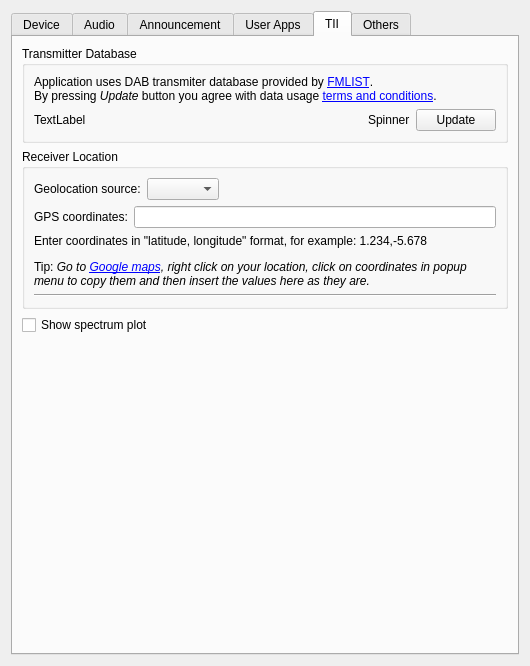
KejPi/AbracaDABra, file gui/setupdialog.ui: the form before one commit.
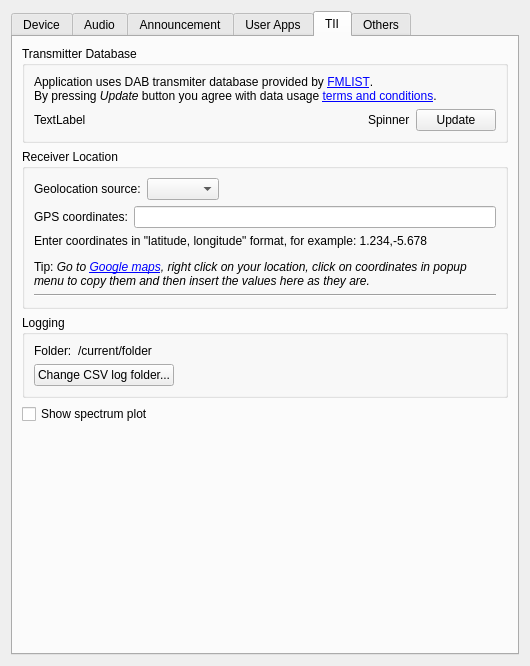
The form after the commit. The open tabs and pages were chosen to show the change. Custom widgets are drawn as their Qt base class.

Patch:
```diff
--- a/gui/setupdialog.ui
+++ b/gui/setupdialog.ui
@@ -1652,7 +1652,7 @@
       <attribute name="title">
        <string>TII</string>
       </attribute>
-      <layout class="QVBoxLayout" name="verticalLayout_19">
+      <layout class="QVBoxLayout" name="verticalLayout_21">
        <item>
         <widget class="QGroupBox" name="groupBox">
          <property name="title">
@@ -1873,6 +1873,69 @@
          </layout>
         </widget>
        </item>
+       <item>
+        <widget class="QGroupBox" name="groupBox_2">
+         <property name="title">
+          <string>Logging</string>
+         </property>
+         <layout class="QVBoxLayout" name="verticalLayout_19">
+          <item>
+           <layout class="QGridLayout" name="gridLayout_11">
+            <item row="1" column="0">
+             <widget class="QPushButton" name="tiiLogFolderButton">
+              <property name="text">
+               <string>Change CSV log folder...</string>
+              </property>
+             </widget>
+            </item>
+            <item row="1" column="1">
+             <spacer name="horizontalSpacer_14">
+              <property name="orientation">
+               <enum>Qt::Orientation::Horizontal</enum>
+              </property>
+              <property name="sizeHint" stdset="0">
+               <size>
+                <width>40</width>
+                <height>20</height>
+               </size>
+              </property>
+             </spacer>
+            </item>
+            <item row="0" column="0" colspan="2">
+             <layout class="QHBoxLayout" name="horizontalLayout_23">
+              <item>
+               <widget class="QLabel" name="label_5">
+                <property name="sizePolicy">
+                 <sizepolicy hsizetype="Minimum" vsizetype="Preferred">
+                  <horstretch>0</horstretch>
+                  <verstretch>0</verstretch>
+                 </sizepolicy>
+                </property>
+                <property name="text">
+                 <string>Folder:</string>
+                </property>
+               </widget>
+              </item>
+              <item>
+               <widget class="ElidedLabel" name="tiiLogFolderLabel">
+                <property name="sizePolicy">
+                 <sizepolicy hsizetype="Expanding" vsizetype="Preferred">
+                  <horstretch>0</horstretch>
+                  <verstretch>0</verstretch>
+                 </sizepolicy>
+                </property>
+                <property name="text">
+                 <string notr="true">/current/folder</string>
+                </property>
+               </widget>
+              </item>
+             </layout>
+            </item>
+           </layout>
+          </item>
+         </layout>
+        </widget>
+       </item>
        <item>
         <widget class="QCheckBox" name="tiiSpectPlotCheckBox">
          <property name="text">
```
Left out of the diff: 2 changed lines with no effect on the pictures.
